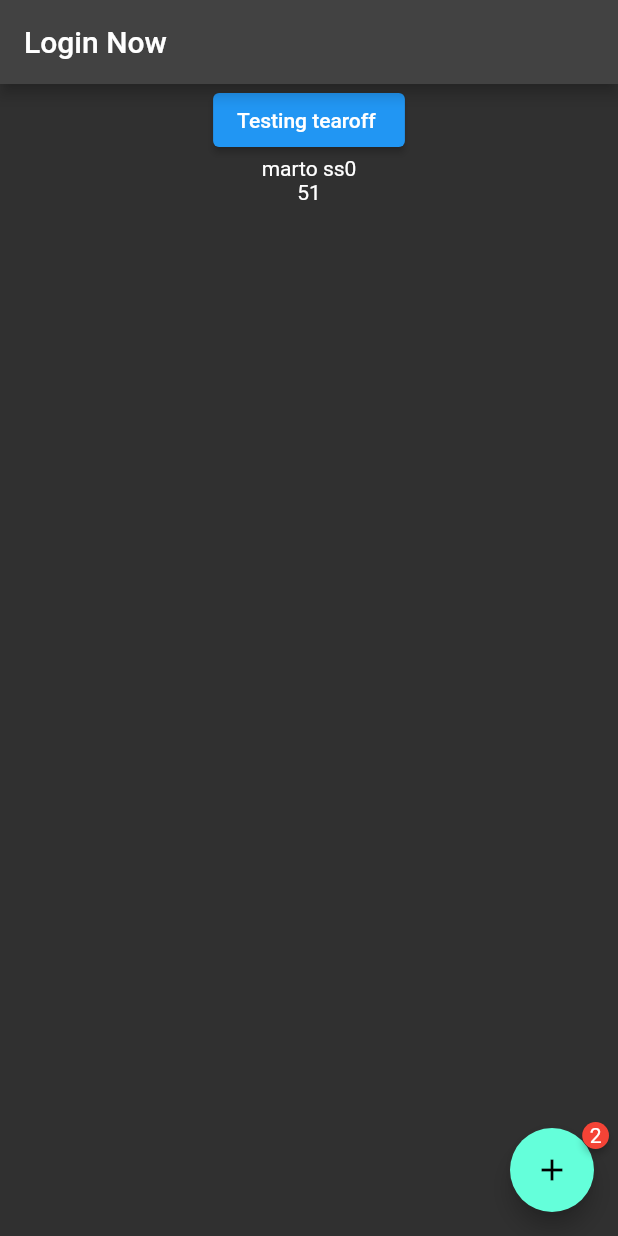
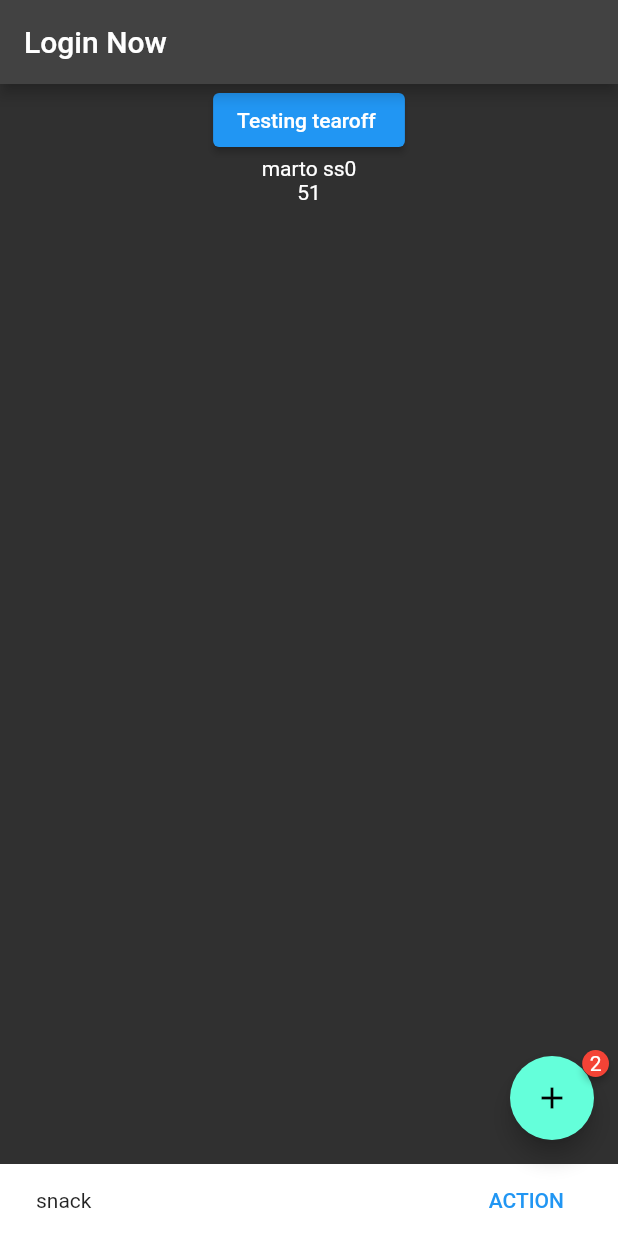
Before and after one commit to geomartins/flutter_smt, a Flutter app: the screen it shows after launch, after a tap on the "add" icon, on a phone screen of 412 x 824 dp. Run offline on Flutter 3.47's test engine with Material 2 defaults, Android fonts, the phone set to English and light mode, and no system bars; drawn by our look-alikes of badges; our stand-ins replace flutter_dotenv, get, get_storage.

```diff
--- a/lib/modules/auth/screens/login.dart
+++ b/lib/modules/auth/screens/login.dart
@@ -26,6 +26,14 @@ class Login extends GetView<LoginController> {
         child: FloatingActionButton(
           onPressed: (){
             controller.incrementAge();
+            ScaffoldMessenger.of(context).showSnackBar(SnackBar(
+              content: const Text('snack'),
+              duration: const Duration(seconds: 1),
+              action: SnackBarAction(
+                label: 'ACTION',
+                onPressed: () { },
+              ),
+            ));
             //context.read()<PasswordResetController>().increment();
             //Get.find<Session>().write(key, value)
             //print(dotenv.env['APP_NAME']);
```
